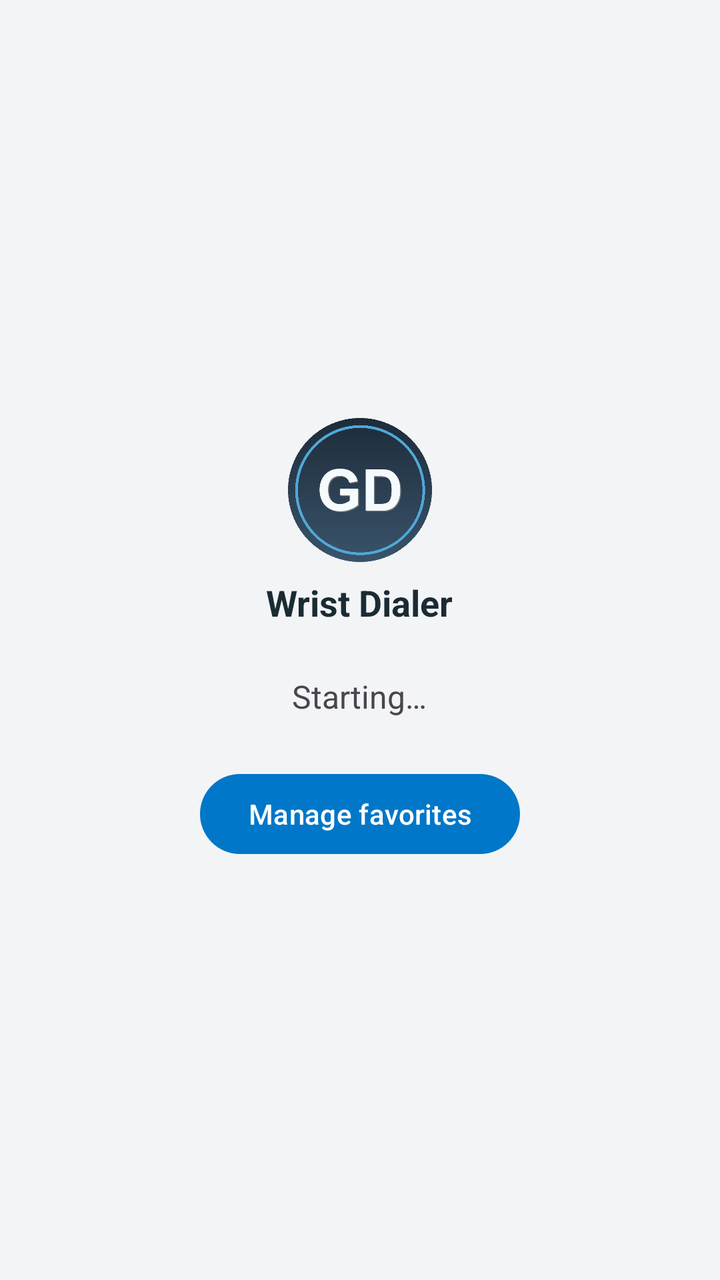
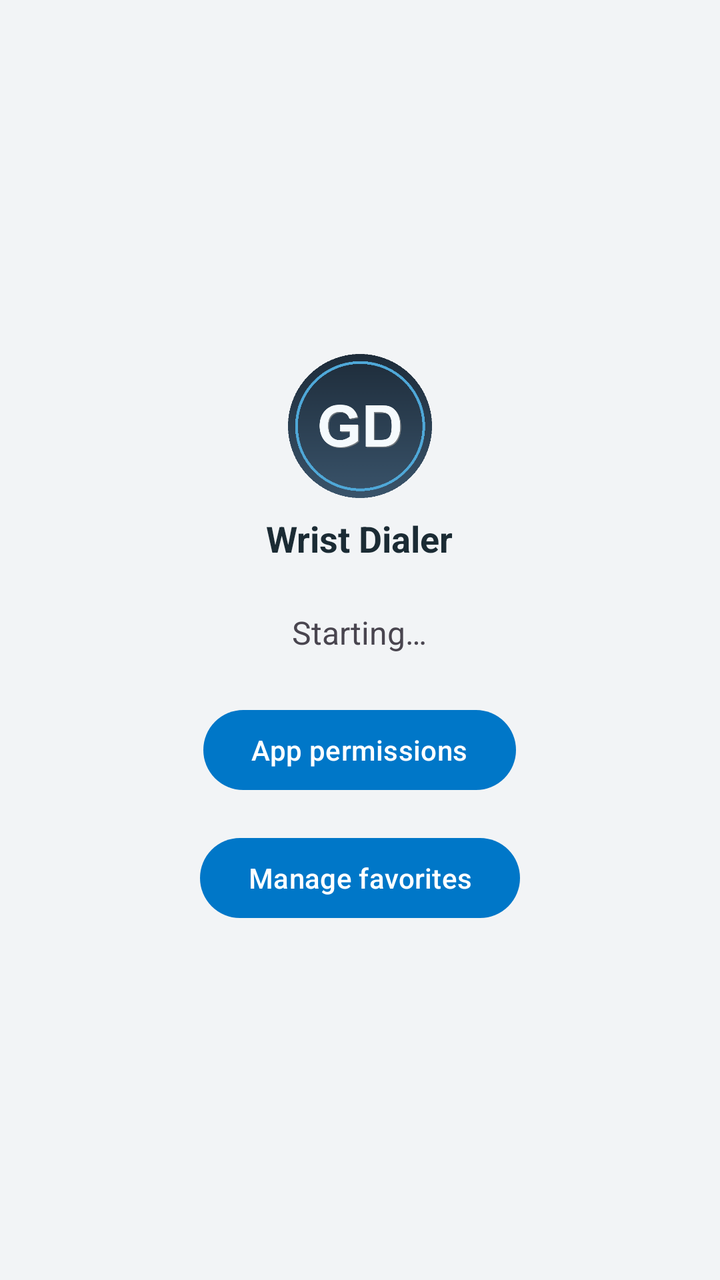

Screens rendered from an Android XML layout before and after an edit, with the pre-edit source and the edit as a unified diff.
<!-- AndroidManifest.xml: application theme Theme.GarminDialer -->
<!-- res/layout/activity_main.xml -->
<?xml version="1.0" encoding="utf-8"?>
<LinearLayout xmlns:android="http://schemas.android.com/apk/res/android"
    android:layout_width="match_parent"
    android:layout_height="match_parent"
    android:orientation="vertical"
    android:gravity="center"
    android:padding="24dp">

    <ImageView
        android:layout_width="72dp"
        android:layout_height="72dp"
        android:src="@drawable/logo_gd"
        android:contentDescription="@string/app_name" />

    <TextView
        android:layout_width="wrap_content"
        android:layout_height="wrap_content"
        android:layout_marginTop="8dp"
        android:layout_marginBottom="24dp"
        android:textSize="18sp"
        android:textStyle="bold"
        android:textColor="?attr/colorOnBackground"
        android:text="@string/splash_tagline" />

    <TextView
        android:id="@+id/statusText"
        android:layout_width="wrap_content"
        android:layout_height="wrap_content"
        android:textSize="16sp"
        android:gravity="center"
        android:text="@string/status_starting" />

    <Button
        android:id="@+id/grantCallPermissionButton"
        android:layout_width="wrap_content"
        android:layout_height="wrap_content"
        android:layout_marginTop="24dp"
        android:text="@string/grant_call_permission"
        android:visibility="gone" />

    <Button
        android:id="@+id/grantBluetoothPermissionButton"
        android:layout_width="wrap_content"
        android:layout_height="wrap_content"
        android:layout_marginTop="16dp"
        android:text="@string/grant_bluetooth_permission"
        android:visibility="gone" />

    <Button
        android:id="@+id/disableBatteryOptimizationButton"
        android:layout_width="wrap_content"
        android:layout_height="wrap_content"
        android:layout_marginTop="16dp"
        android:text="@string/disable_battery_optimization"
        android:visibility="gone" />

    <Button
        android:id="@+id/manageFavoritesButton"
        android:layout_width="wrap_content"
        android:layout_height="wrap_content"
        android:layout_marginTop="24dp"
        android:text="@string/manage_favorites" />

</LinearLayout>
<!-- resources referenced by this layout -->
<resources>
  <!-- drawable logo_gd: png bitmap (drawable, 18240 bytes) -->
  <string name="app_name">Wrist Dialer</string>
  <string name="disable_battery_optimization">Allow to run in background</string>
  <string name="grant_bluetooth_permission">Grant Bluetooth permission</string>
  <string name="grant_call_permission">Grant phone call permission</string>
  <string name="manage_favorites">Manage favorites</string>
  <string name="splash_tagline">Wrist Dialer</string>
  <string name="status_starting">Starting…</string>
  <style name="Theme.GarminDialer" parent="Theme.Material3.DayNight.NoActionBar">
          <item name="colorPrimary">@color/color_primary</item>
          <item name="colorOnPrimary">@color/color_on_primary</item>
          <item name="colorSecondary">@color/color_accent</item>
          <item name="colorSecondaryVariant">@color/color_primary_variant</item>
          <item name="colorSurface">@color/color_surface</item>
          <item name="colorOnSurface">@color/color_on_background</item>
          <item name="colorOnSurfaceVariant">@color/color_on_surface_variant</item>
          <item name="android:colorBackground">@color/color_background</item>
          <item name="colorOnBackground">@color/color_on_background</item>
          <item name="android:statusBarColor">@color/color_background</item>
          <item name="android:navigationBarColor">@color/color_background</item>
      </style>
  <color name="color_primary">#0077C8</color>
  <color name="color_on_primary">#FFFFFF</color>
  <color name="color_accent">#4FA8D8</color>
  <color name="color_primary_variant">#06283D</color>
  <color name="color_surface">#FFFFFF</color>
  <color name="color_on_background">#1B2B34</color>
  <color name="color_on_surface_variant">#5A6B78</color>
  <color name="color_background">#F2F4F6</color>
</resources>

<!-- the commit's change to res/layout/activity_main.xml (unified diff, before → after) -->
@@ -31,34 +31,17 @@
         android:text="@string/status_starting" />
 
     <Button
-        android:id="@+id/grantCallPermissionButton"
+        android:id="@+id/appPermissionsButton"
         android:layout_width="wrap_content"
         android:layout_height="wrap_content"
         android:layout_marginTop="24dp"
-        android:text="@string/grant_call_permission"
-        android:visibility="gone" />
-
-    <Button
-        android:id="@+id/grantBluetoothPermissionButton"
-        android:layout_width="wrap_content"
-        android:layout_height="wrap_content"
-        android:layout_marginTop="16dp"
-        android:text="@string/grant_bluetooth_permission"
-        android:visibility="gone" />
-
-    <Button
-        android:id="@+id/disableBatteryOptimizationButton"
-        android:layout_width="wrap_content"
-        android:layout_height="wrap_content"
-        android:layout_marginTop="16dp"
-        android:text="@string/disable_battery_optimization"
-        android:visibility="gone" />
+        android:text="@string/app_permissions" />
 
     <Button
         android:id="@+id/manageFavoritesButton"
         android:layout_width="wrap_content"
         android:layout_height="wrap_content"
-        android:layout_marginTop="24dp"
+        android:layout_marginTop="16dp"
         android:text="@string/manage_favorites" />
 
 </LinearLayout>
<!-- resource entries referenced after the edit -->
@@ -2,9 +2,7 @@
 <resources>
   <!-- drawable logo_gd: png bitmap (drawable, 18240 bytes) -->
   <string name="app_name">Wrist Dialer</string>
-  <string name="disable_battery_optimization">Allow to run in background</string>
-  <string name="grant_bluetooth_permission">Grant Bluetooth permission</string>
-  <string name="grant_call_permission">Grant phone call permission</string>
+  <string name="app_permissions">App permissions</string>
   <string name="manage_favorites">Manage favorites</string>
   <string name="splash_tagline">Wrist Dialer</string>
   <string name="status_starting">Starting…</string>
